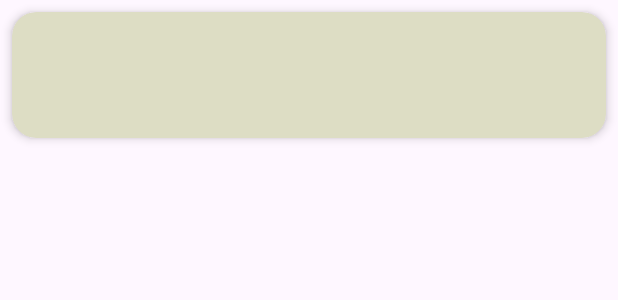
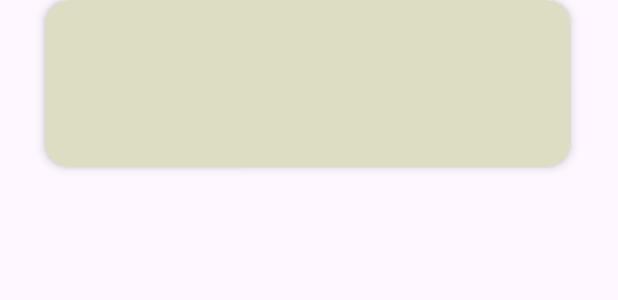
Before and after one commit to rheapatel26/bluecoast-meridian-fs, an Android app: the layout list_item_client.xml on its own in the app's theme, with its tools: preview values and no code run, on a phone screen of 412 x 824 dp. Shown: the top 300 px of the screen. Run offline under Robolectric (Android 15) with nearby library versions, the phone set to English and light mode, and no system bars; network calls fail; Roboto replaces fonts that are not available here.

Commit message:
efficient frag switching

```diff
--- a/app/src/main/java/com/example/bluecoastmeridianfsproject/ClientFragment.java
+++ b/app/src/main/java/com/example/bluecoastmeridianfsproject/ClientFragment.java
@@ -76,10 +76,7 @@ public class ClientFragment extends Fragment {
                 portfoliofrag.setArguments(bundle);
 
                 // Perform the fragment transaction to replace the current fragment with SecondFragment
-                FragmentTransaction transaction = getActivity().getSupportFragmentManager().beginTransaction();
-                transaction.replace(R.id.frame, portfoliofrag);
-                transaction.addToBackStack(null); // Add to back stack so that the user can navigate back
-                transaction.commit();
+                ((home) getActivity()).navigateToFragment(portfoliofrag, bundle);
             }
         });
 
--- a/app/src/main/res/layout/list_item_client.xml
+++ b/app/src/main/res/layout/list_item_client.xml
@@ -3,9 +3,9 @@
 <!-- res/layout/list_item_client.xml -->
 <androidx.cardview.widget.CardView xmlns:android="http://schemas.android.com/apk/res/android"
     xmlns:app="http://schemas.android.com/apk/res-auto"
-    android:layout_width="match_parent"
+    android:layout_width="350sp"
     android:layout_height="wrap_content"
-    android:layout_margin="8dp"
+    android:layout_marginLeft="30dp"
     app:cardCornerRadius="16dp"
     app:cardElevation="4dp"
     app:cardBackgroundColor="#ddddc4">
@@ -23,7 +23,6 @@
             android:layout_height="wrap_content"
             android:fontFamily="@font/alata"
             android:textColor="@android:color/black"
-
             android:textSize="18sp"
             android:textStyle="bold" /> <!-- Make the first name bold -->
 
@@ -40,6 +39,14 @@
                 android:layout_height="wrap_content"
                 android:fontFamily="@font/alata"
                 android:textColor="@android:color/black" />
+
+            <TextView
+                android:id="@+id/clientTotalsTextView"
+                android:layout_width="wrap_content"
+                android:layout_height="wrap_content"
+                android:textSize="14sp"
+                android:layout_marginTop="8dp" />
+
         </LinearLayout>
     </LinearLayout>
 </androidx.cardview.widget.CardView>
```
Also changed, not shown: app/src/main/java/com/example/bluecoastmeridianfsproject/Client.java (+20 -14 lines), app/src/main/java/com/example/bluecoastmeridianfsproject/ClientAdapter.java (+13 -11 lines), app/src/main/java/com/example/bluecoastmeridianfsproject/home.java (+15 -16 lines).
